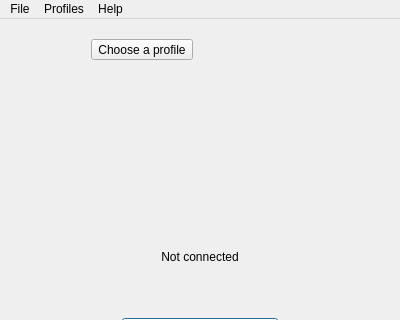
Above: presentation/main/mainwindow.ui from wtalioy/JustConnect before the change; both pictures show x 0 to 400 and y 0 to 320 of the 400 by 480 pixel window. Below: the same form after it.
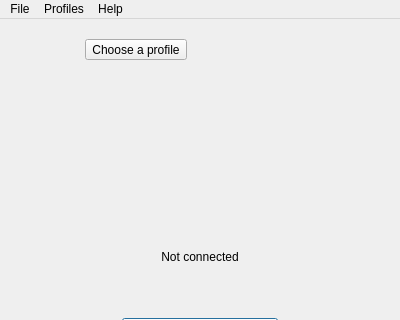
That is the form after the change. Icons and pictures are not drawn. Custom widgets are drawn as their Qt base class.

Patch:
```diff
--- a/presentation/main/mainwindow.ui
+++ b/presentation/main/mainwindow.ui
@@ -29,7 +29,7 @@
       </property>
       <layout class="QVBoxLayout" name="homeHeaderLayout">
        <property name="leftMargin">
-        <number>8</number>
+        <number>0</number>
        </property>
        <property name="topMargin">
         <number>8</number>
```
